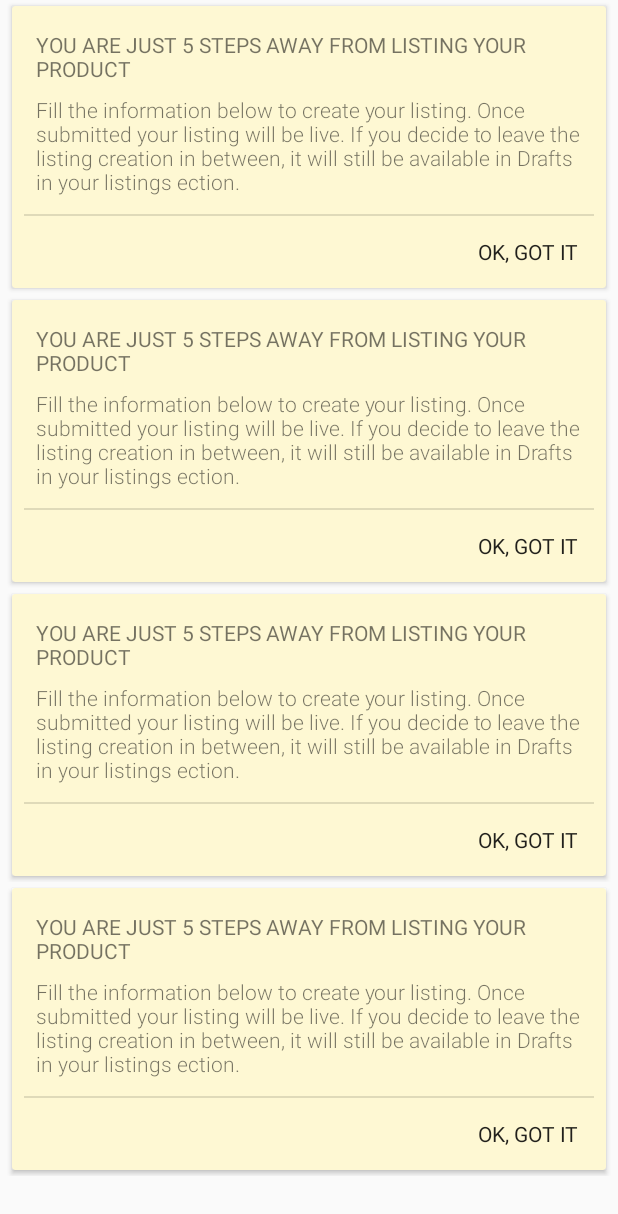
After one commit to infinitec123/LetUsMeet, an Android app: the layout onboarding_main.xml on its own in the app's theme, with its tools: preview values and no code run, on a phone screen of 412 x 824 dp. The commit adds this screen. Shown: the top 1214 px of the screen. Run offline under Robolectric (Android 15) with nearby library versions, the phone set to English and light mode, and no system bars.

Commit message:
Add FTUE widget

```diff
--- a/app/build.gradle
+++ b/app/build.gradle
@@ -33,4 +33,5 @@ dependencies {
     compile 'com.android.support:design:23.+'
     compile 'com.google.android.gms:play-services-maps:8.4.0'
     compile 'com.firebase:firebase-client-android:2.5.1+'
+    compile 'com.android.support:cardview-v7:23.1.1'
 }
--- /dev/null
+++ b/app/src/main/java/infiniteloop/letusmeet/views/FirstTimeInstructionWidget.java
@@ -0,0 +1,147 @@
+package infiniteloop.letusmeet.views;
+
+import android.content.Context;
+import android.content.res.TypedArray;
+import android.support.v4.view.ViewCompat;
+import android.support.v4.view.ViewPropertyAnimatorListenerAdapter;
+import android.support.v4.view.animation.FastOutSlowInInterpolator;
+import android.util.AttributeSet;
+import android.view.LayoutInflater;
+import android.view.View;
+import android.widget.Button;
+import android.widget.LinearLayout;
+import android.widget.TextView;
+
+import infiniteloop.letusmeet.R;
+
+
+/**
+ * @author Sharath Pandeshwar
+ * @since 25/08/15.
+ * <p/>
+ * Custom widget to show a learning card to the user
+ */
+public class FirstTimeInstructionWidget extends LinearLayout {
+
+    private TextView mTitleTextView;
+    private TextView mDescriptionTextView;
+    private Button mConfirmationButton;
+
+    private String mTitle;
+    private String mDescription;
+    private String mButtonText;
+
+    /**
+     * Reference to my host
+     */
+    private FirstTimeInstructionWidgetListener mFirstTimeInstructionWidgetListener;
+
+    public FirstTimeInstructionWidget(Context context) {
+        super(context);
+        initialise();
+    }
+
+
+    public FirstTimeInstructionWidget(Context context, AttributeSet attrs) {
+        super(context, attrs);
+
+        final TypedArray typedArray = context.obtainStyledAttributes(attrs, R.styleable.CompoundLayout);
+        mTitle = typedArray.getString(R.styleable.CompoundLayout_com_titleText);
+        mDescription = typedArray.getString(R.styleable.CompoundLayout_com_descriptionText);
+        mButtonText = typedArray.getString(R.styleable.CompoundLayout_com_buttonText);
+        typedArray.recycle();
+        initialise();
+    }
+
+    private void initialise() {
+        /* Inflate the XML */
+        String inflatorservice = Context.LAYOUT_INFLATER_SERVICE;
+        LayoutInflater li;
+        li = (LayoutInflater) getContext().getSystemService(inflatorservice);
+        li.inflate(R.layout.layout_first_time_instruction_widget, this, true);
+
+        mTitleTextView = (TextView) findViewById(R.id.id_ftue_title);
+        mDescriptionTextView = (TextView) findViewById(R.id.id_ftue_description);
+        mConfirmationButton = (Button) findViewById(R.id.id_confirmation_button);
+
+        mConfirmationButton.setOnClickListener(new View.OnClickListener() {
+            @Override
+            public void onClick(View view) {
+                final View v = FirstTimeInstructionWidget.this;
+                ViewCompat.animate(v)
+                        .translationX((float) v.getWidth())
+                        .setInterpolator(new FastOutSlowInInterpolator())
+                        .setDuration(500L)
+                        .setListener(new ViewPropertyAnimatorListenerAdapter() {
+                            public void onAnimationEnd(View view) {
+                                setVisibility(View.GONE);
+                                if (mFirstTimeInstructionWidgetListener != null) {
+                                    mFirstTimeInstructionWidgetListener.onCardDismissed();
+                                }
+                            }
+                        })
+                        .start();
+            }
+        });
+
+        if (mTitle != null) {
+            mTitleTextView.setText(mTitle);
+        }
+
+        if (mDescription != null) {
+            mDescriptionTextView.setText(mDescription);
+        }
+
+        if (mButtonText != null) {
+            mConfirmationButton.setText(mButtonText);
+        }
+    }
+
+    //*********************************************************************
+    // APIs
+    //*********************************************************************
+
+    /**
+     * Use this function to set data to this view
+     */
+    public void bindModel(String title, String description) {
+        mTitle = title;
+        mDescription = description;
+        mTitleTextView.setText(title);
+        mDescriptionTextView.setText(description);
+    }
+
+    /**
+     * Use this function to attach a listener
+     *
+     * @param firstTimeInstructionWidgetListener
+     */
+    public void setListener(FirstTimeInstructionWidgetListener firstTimeInstructionWidgetListener) {
+        mFirstTimeInstructionWidgetListener = firstTimeInstructionWidgetListener;
+    }
+
+    //*********************************************************************
+    // Private classes
+    //*********************************************************************
+
+    /**
+     * Interface my hosts need to implement to get necessary callbacks.
+     */
+    public interface FirstTimeInstructionWidgetListener {
+
+        /**
+         * Called when user hits 'Got It' button
+         */
+        void onCardDismissed();
+    }
+
+    //*********************************************************************
+    // Utility functions
+    //*********************************************************************
+
+
+    //*********************************************************************
+    // End of class
+    //*********************************************************************
+
+}
--- /dev/null
+++ b/app/src/main/res/layout/layout_first_time_instruction_widget.xml
@@ -0,0 +1,58 @@
+<?xml version="1.0" encoding="utf-8"?>
+<android.support.v7.widget.CardView xmlns:android="http://schemas.android.com/apk/res/android"
+    xmlns:app="http://schemas.android.com/apk/res-auto"
+    xmlns:tools="http://schemas.android.com/tools"
+    style="@style/Style.Flipkart.Seller.Widget.CardNormal"
+    android:layout_width="match_parent"
+    android:layout_height="wrap_content"
+    app:cardBackgroundColor="#FEF8D3">
+
+    <LinearLayout
+        android:layout_width="match_parent"
+        android:layout_height="wrap_content"
+        android:orientation="vertical"
+        android:paddingTop="@dimen/keyline_1">
+
+        <TextView
+            android:id="@+id/id_ftue_title"
+            android:layout_width="wrap_content"
+            android:layout_height="wrap_content"
+            android:layout_marginLeft="@dimen/keyline_1"
+            android:layout_marginRight="@dimen/keyline_1"
+            android:textAllCaps="true"
+            android:textAppearance="@style/TextAppearance.Flipkart.Seller.Body2"
+            tools:text="FTUE Title" />
+
+        <TextView
+            android:id="@+id/id_ftue_description"
+            android:layout_width="wrap_content"
+            android:layout_height="wrap_content"
+            android:layout_marginLeft="@dimen/keyline_1"
+            android:layout_marginRight="@dimen/keyline_1"
+            android:layout_marginTop="@dimen/keyline_1_minus_8dp"
+            android:textAppearance="@style/TextAppearance.Flipkart.Seller.Body1"
+            tools:text="FTUE description" />
+
+        <View
+            android:background="#1f000000"
+            android:gravity="start|center_vertical"
+            android:layout_width="match_parent"
+            android:layout_height="1dp"
+            android:layout_marginLeft="@dimen/keyline_1_minus_8dp"
+            android:layout_marginRight="@dimen/keyline_1_minus_8dp"
+            android:layout_marginTop="12dp" />
+
+        <Button
+            android:id="@+id/id_confirmation_button"
+            style="@style/flat_button_style"
+            android:layout_gravity="end"
+            android:layout_marginBottom="6dp"
+            android:layout_marginEnd="@dimen/keyline_1_minus_8dp"
+            android:layout_marginRight="@dimen/keyline_1_minus_8dp"
+            android:layout_marginTop="6dp"
+            android:text="Ok, Got it"
+            android:textAppearance="@style/TextAppearance.Flipkart.Seller.Button" />
+
+    </LinearLayout>
+
+</android.support.v7.widget.CardView>
--- /dev/null
+++ b/app/src/main/res/layout/onboarding_main.xml
@@ -0,0 +1,31 @@
+<?xml version="1.0" encoding="utf-8"?>
+<LinearLayout xmlns:android="http://schemas.android.com/apk/res/android"
+    xmlns:app="http://schemas.android.com/apk/res-auto"
+    android:orientation="vertical"
+    android:layout_width="match_parent"
+    android:layout_height="match_parent">
+    <infiniteloop.letusmeet.views.FirstTimeInstructionWidget
+        android:id="@+id/easylisting_dashboard_message"
+        android:layout_width="match_parent"
+        android:layout_height="wrap_content"
+        app:com_descriptionText="@string/easylisting_dashboard_top_message"
+        app:com_titleText="@string/easylisting_dashboard_top_message_title" />
+    <infiniteloop.letusmeet.views.FirstTimeInstructionWidget
+        android:id="@+id/easylisting_dashboard_message1"
+        android:layout_width="match_parent"
+        android:layout_height="wrap_content"
+        app:com_descriptionText="@string/easylisting_dashboard_top_message"
+        app:com_titleText="@string/easylisting_dashboard_top_message_title" />
+    <infiniteloop.letusmeet.views.FirstTimeInstructionWidget
+        android:id="@+id/easylisting_dashboard_message2"
+        android:layout_width="match_parent"
+        android:layout_height="wrap_content"
+        app:com_descriptionText="@string/easylisting_dashboard_top_message"
+        app:com_titleText="@string/easylisting_dashboard_top_message_title" />
+    <infiniteloop.letusmeet.views.FirstTimeInstructionWidget
+        android:id="@+id/easylisting_dashboard_message3"
+        android:layout_width="match_parent"
+        android:layout_height="wrap_content"
+        app:com_descriptionText="@string/easylisting_dashboard_top_message"
+        app:com_titleText="@string/easylisting_dashboard_top_message_title" />
+</LinearLayout>
--- /dev/null
+++ b/app/src/main/res/values/attrs.xml
@@ -0,0 +1,19 @@
+<?xml version="1.0" encoding="utf-8"?>
+<resources>
+    <declare-styleable name="CompoundLayout">
+        <attr name="com_titleText" format="string|reference" />
+        <attr name="com_descriptionText" format="string|reference" />
+        <attr name="com_buttonText" format="string|reference" />
+        <attr name="com_labelText" format="string|reference" />
+        <attr name="com_primaryText" format="string|reference" />
+        <attr name="com_primaryLabel" format="string|reference" />
+        <attr name="com_secondaryText" format="string|reference" />
+        <attr name="com_secondaryLabel" format="string|reference" />
+        <attr name="com_bottomLabel" format="string|reference" />
+        <attr name="com_labelSize" format="dimension" />
+        <attr name="com_mode" format="enum">
+            <enum name="normal" value="0" />
+            <enum name="large" value="1" />
+        </attr>
+    </declare-styleable>
+</resources>
--- a/app/src/main/res/values/dimens.xml
+++ b/app/src/main/res/values/dimens.xml
@@ -3,4 +3,12 @@
     <dimen name="activity_horizontal_margin">16dp</dimen>
     <dimen name="activity_vertical_margin">16dp</dimen>
     <dimen name="fab_margin">16dp</dimen>
+    <!--key lines i.e. padding from start-->
+    <dimen name="keyline_1">16dp</dimen>
+    <dimen name="keyline_1_x2">32dp</dimen>
+    <dimen name="keyline_1_minus_4dp">12dp</dimen>
+    <dimen name="keyline_1_minus_8dp">8dp</dimen>
+    <dimen name="keyline_1_minus_8dp_by_2">4dp</dimen>
+    <dimen name="keyline_2">72dp</dimen>
+    <dimen name="keyline_2_minus_16dp">56dp</dimen>
 </resources>
--- a/app/src/main/res/values/strings.xml
+++ b/app/src/main/res/values/strings.xml
@@ -1,4 +1,6 @@
 <resources>
     <string name="app_name">NOTifyMe</string>
     <string name="action_settings">Settings</string>
+    <string name="easylisting_dashboard_top_message">Fill the information below to create your listing. Once submitted your listing will be live. If you decide to leave the listing creation in between, it will still be available in Drafts in your listings ection.</string>
+    <string name="easylisting_dashboard_top_message_title">You are just 5 steps away from listing your product</string>
 </resources>
--- a/app/src/main/res/values/styles.xml
+++ b/app/src/main/res/values/styles.xml
@@ -13,8 +13,55 @@
         <item name="windowNoTitle">true</item>
     </style>
 
+    <style name="FrameworkRoot.Theme" parent="Theme.AppCompat.Light" />
+
+    <style name="FrameworkRoot.Widget" parent="Theme.AppCompat" />
+
+    <!-- Immediate parent theme to specify base values for custom attributes -->
+    <style name="Theme" parent="FrameworkRoot.Theme" />
+
+    <!-- Immediate parent theme to specify base values for custom attributes -->
+    <style name="Theme.Widget" parent="FrameworkRoot.Widget" />
+
     <style name="AppTheme.AppBarOverlay" parent="ThemeOverlay.AppCompat.Dark.ActionBar" />
 
     <style name="AppTheme.PopupOverlay" parent="ThemeOverlay.AppCompat.Light" />
 
+    <style name="Style.Flipkart.Seller.Widget.Card" parent="Theme.Widget">
+        <item name="android:background">@android:color/white</item>
+    </style>
+    <!--Normal Card-->
+    <style name="Style.Flipkart.Seller.Widget.CardNormal" parent="Style.Flipkart.Seller.Widget.Card">
+        <item name="android:layout_marginLeft">@dimen/keyline_1_minus_8dp</item>
+        <item name="android:layout_marginRight">@dimen/keyline_1_minus_8dp</item>
+        <item name="android:layout_marginTop">@dimen/keyline_1_minus_8dp_by_2</item>
+        <item name="android:layout_marginBottom">@dimen/keyline_1_minus_8dp_by_2</item>
+    </style>
+
+    <style name="flat_button_style">
+        <item name="android:layout_width">wrap_content</item>
+        <item name="android:layout_height">36dp</item>
+        <item name="android:minWidth">88dp</item>
+        <item name="android:background">?selectableItemBackground</item>
+        <item name="android:paddingLeft">8dp</item>
+        <item name="android:paddingRight">8dp</item>
+    </style>
+
+    <style name="TextAppearance.Flipkart.Seller.Body2" parent="Base.TextAppearance.AppCompat">
+        <item name="android:textSize">14sp</item>
+        <item name="android:textColor">#8a000000</item>
+    </style>
+
+    <style name="TextAppearance.Flipkart.Seller.Body1" parent="Base.TextAppearance.AppCompat">
+        <item name="android:textSize">14sp</item>
+        <item name="android:fontFamily">sans-serif-light</item>
+        <item name="android:textColor">@color/secondary_text_default_material_light</item>
+    </style>
+
+    <style name="TextAppearance.Flipkart.Seller.Button" parent="Base.TextAppearance.AppCompat">
+        <item name="android:textAllCaps">true</item>
+        <item name="android:textSize">14sp</item>
+        <item name="android:textColor">@color/primary_text_default_material_light</item>
+    </style>
+
 </resources>
```
